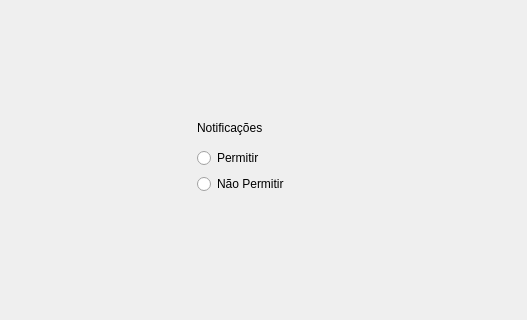
Old version of the form configuracoes.ui in the repository WeslleyMarcelo14/poo2_climatech; both pictures show x 273 to 800 and y 197 to 517 of the 800 by 600 pixel window.
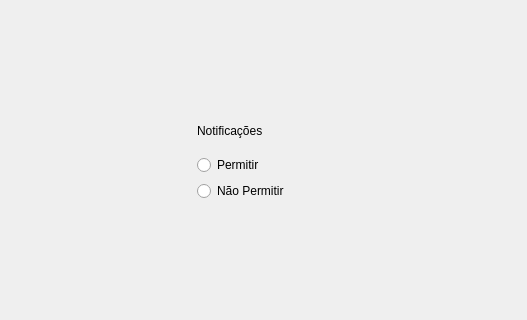
New version of the form.

Patch:
```diff
--- a/configuracoes.ui
+++ b/configuracoes.ui
@@ -27,7 +27,7 @@
      <string>&lt;h1&gt;Configurações</string>
     </property>
    </widget>
-   <widget class="QWidget" name="">
+   <widget class="QWidget" name="layoutWidget">
     <property name="geometry">
      <rect>
       <x>120</x>
@@ -60,13 +60,13 @@
      </item>
     </layout>
    </widget>
-   <widget class="QWidget" name="">
+   <widget class="QWidget" name="layoutWidget">
     <property name="geometry">
      <rect>
       <x>470</x>
       <y>310</y>
       <width>131</width>
-      <height>81</height>
+      <height>88</height>
      </rect>
     </property>
     <layout class="QVBoxLayout" name="verticalLayout_2">
@@ -93,7 +93,7 @@
      </item>
     </layout>
    </widget>
-   <widget class="QWidget" name="">
+   <widget class="QWidget" name="layoutWidget">
     <property name="geometry">
      <rect>
       <x>490</x>
@@ -131,7 +131,7 @@
      </item>
     </layout>
    </widget>
-   <widget class="QWidget" name="">
+   <widget class="QWidget" name="layoutWidget">
     <property name="geometry">
      <rect>
       <x>120</x>
```
Left out of the diff: 2 changed lines with no effect on the pictures.
